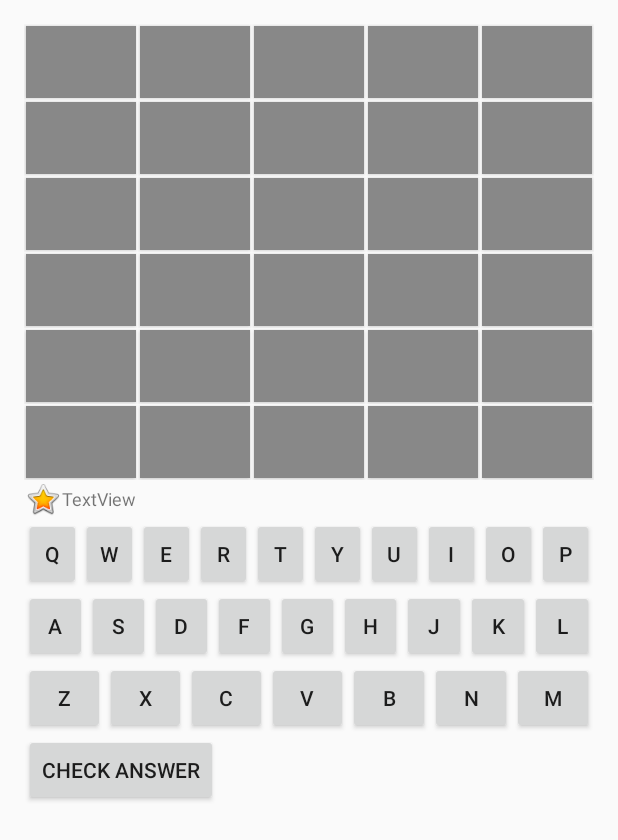
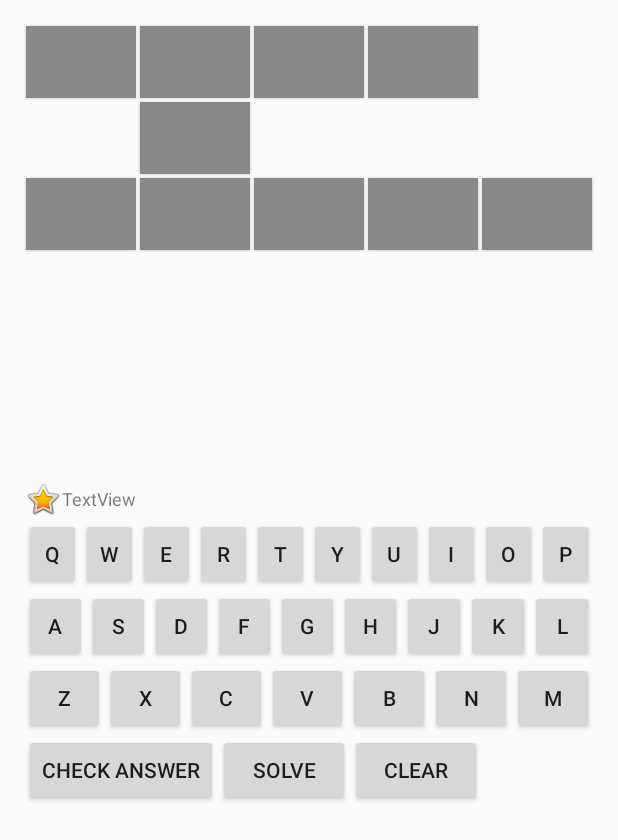
Before and after one commit to nguyenson2012/project_demo_android, an Android app: the screen it shows after launch (MainActivity), on a phone screen of 412 x 824 dp. Shown: the top 840 px of the screen. Run offline under Robolectric (Android 15) with nearby library versions, the phone set to English and light mode, and no system bars.

Commit message:
add checkAnswer,solve,clear function

```diff
--- a/app/src/main/java/com/example/asus/projectdemo/GridviewAdapter.java
+++ b/app/src/main/java/com/example/asus/projectdemo/GridviewAdapter.java
@@ -78,12 +78,11 @@ public class GridviewAdapter extends BaseAdapter {
 
         final Button cell = (Button)gridView.findViewById(R.id.button);
         //set Row Height
-        cell.setHeight(MainActivity.getRowHeight());
-        cell.setMinimumHeight(MainActivity.getRowHeight());
+        cell.setText(Integer.toString(position));
 
 //        cell.setText(Integer.toString(position));
-        final int positionX = position%MainActivity.NAM_OF_COLUMN;
-        final int positionY = position/MainActivity.NAM_OF_COLUMN;
+        final int positionX = position%MainActivity.NUM_OF_COLLUMN;
+        final int positionY = position/MainActivity.NUM_OF_COLLUMN;
         if(data[positionX][positionY] == DISABLE)//find the chosen cell, If can not compare, test with temp.equal(DISABLE)
         {
             cell.setVisibility(View.INVISIBLE);
--- a/app/src/main/res/layout/activity_main.xml
+++ b/app/src/main/res/layout/activity_main.xml
@@ -220,10 +220,25 @@
                 android:text="M"/>
         </LinearLayout>
     </LinearLayout>
+    <LinearLayout
+        android:layout_width="match_parent"
+        android:layout_height="wrap_content"
+        android:orientation="horizontal">
+        <Button
+            android:id="@+id/btcheckAnswer"
+            android:layout_width="wrap_content"
+            android:layout_height="wrap_content"
+            android:text="@string/check_answer"/>
+        <Button
+            android:id="@+id/btSolve"
+            android:layout_width="wrap_content"
+            android:layout_height="wrap_content"
+            android:text="@string/solve"/>
+        <Button
+            android:id="@+id/btClear"
+            android:layout_width="wrap_content"
+            android:layout_height="wrap_content"
+            android:text="@string/clear"/>
+    </LinearLayout>
 
-    <Button
-        android:id="@+id/btcheckAnswer"
-        android:layout_width="wrap_content"
-        android:layout_height="wrap_content"
-        android:text="@string/check_answer"/>
 </LinearLayout>
--- a/app/src/main/res/values/strings.xml
+++ b/app/src/main/res/values/strings.xml
@@ -4,4 +4,6 @@
     <string name="hello_world">Hello world!</string>
     <string name="action_settings">Settings</string>
     <string name="check_answer">Check Answer</string>
+    <string name="solve">SOLVE</string>
+    <string name="clear">CLEAR</string>
 </resources>
```
Also changed, not shown: app/src/main/java/com/example/asus/projectdemo/MainActivity.java (+116 -21 lines).
